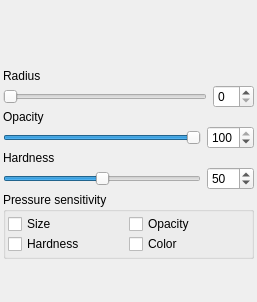
This is src/client/ui/brushsettings.ui in drawpile/Drawpile as Qt 5 draws it before an edit. The edited form follows.
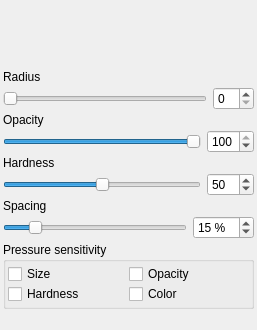
This is the edited form. Custom widgets are drawn as their Qt base class.

Commit message: support for brush dab spacing

What changed in the file:
```diff
--- a/src/client/ui/brushsettings.ui
+++ b/src/client/ui/brushsettings.ui
@@ -6,7 +6,7 @@
     <x>0</x>
     <y>0</y>
     <width>257</width>
-    <height>302</height>
+    <height>330</height>
    </rect>
   </property>
   <property name="windowTitle" >
@@ -17,7 +17,7 @@
     <number>3</number>
    </property>
    <property name="spacing" >
-    <number>2</number>
+    <number>3</number>
    </property>
    <item>
     <widget class="BrushPreview" name="preview" >
@@ -175,6 +175,55 @@
      </item>
     </layout>
    </item>
+   <item>
+    <widget class="QLabel" name="label_4" >
+     <property name="text" >
+      <string>Spacing</string>
+     </property>
+    </widget>
+   </item>
+   <item>
+    <layout class="QHBoxLayout" >
+     <property name="margin" >
+      <number>0</number>
+     </property>
+     <property name="spacing" >
+      <number>6</number>
+     </property>
+     <item>
+      <widget class="QSlider" name="brushspacing" >
+       <property name="minimum" >
+        <number>0</number>
+       </property>
+       <property name="maximum" >
+        <number>100</number>
+       </property>
+       <property name="value" >
+        <number>15</number>
+       </property>
+       <property name="orientation" >
+        <enum>Qt::Horizontal</enum>
+       </property>
+      </widget>
+     </item>
+     <item>
+      <widget class="QSpinBox" name="brushspacingbox" >
+       <property name="suffix" >
+        <string> %</string>
+       </property>
+       <property name="maximum" >
+        <number>100</number>
+       </property>
+       <property name="minimum" >
+        <number>0</number>
+       </property>
+       <property name="value" >
+        <number>15</number>
+       </property>
+      </widget>
+     </item>
+    </layout>
+   </item>
    <item>
     <widget class="QGroupBox" name="groupBox" >
      <property name="title" >
@@ -226,7 +275,7 @@
      <property name="sizeHint" >
       <size>
        <width>20</width>
-       <height>40</height>
+       <height>5</height>
       </size>
      </property>
     </spacer>
```
Left out of the diff: 102 changed lines with no effect on the pictures. The commit also changes 10 other files.
